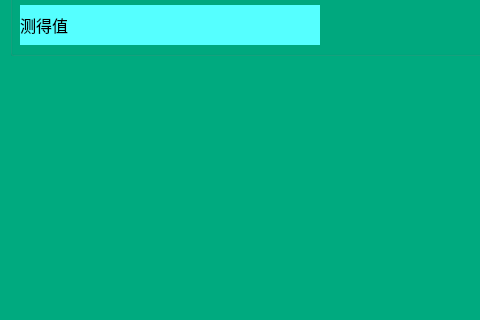
Old version of the form mainwindow.ui in the repository gxm2052/AdapterTest; both pictures show x 0 to 480 and y 398 to 718 of the 1280 by 800 pixel window.
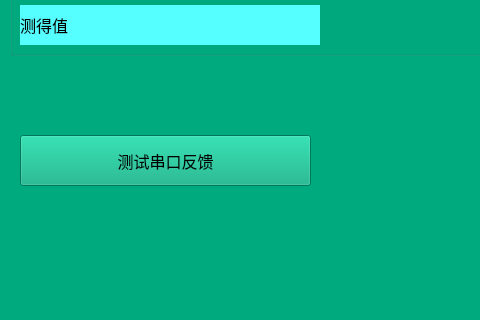
New version of the form.

Commit message: stm32 to pc command test

Patch:
```diff
--- a/mainwindow.ui
+++ b/mainwindow.ui
@@ -434,6 +434,24 @@
      </property>
     </widget>
    </widget>
+   <widget class="QPushButton" name="testButton">
+    <property name="geometry">
+     <rect>
+      <x>20</x>
+      <y>510</y>
+      <width>291</width>
+      <height>51</height>
+     </rect>
+    </property>
+    <property name="font">
+     <font>
+      <pointsize>12</pointsize>
+     </font>
+    </property>
+    <property name="text">
+     <string>测试串口反馈</string>
+    </property>
+   </widget>
   </widget>
   <widget class="QMenuBar" name="menuBar">
    <property name="geometry">
```
The commit also changes 4 other files.
